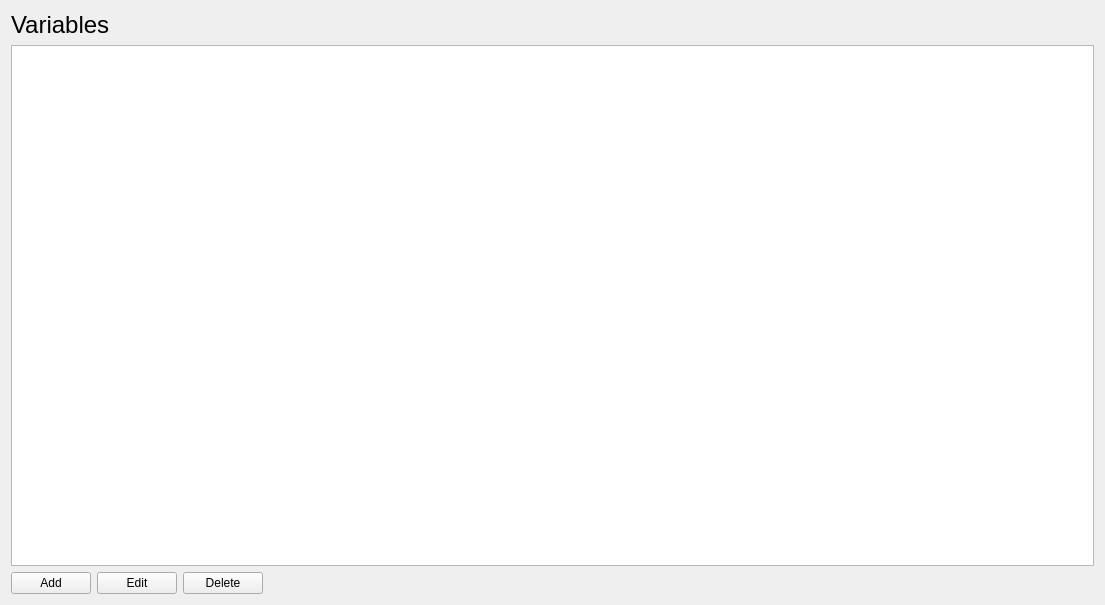
Above: glabels/ui/VariablesView.ui from jimevins/glabels-qt before the change. Below: the same form after it.
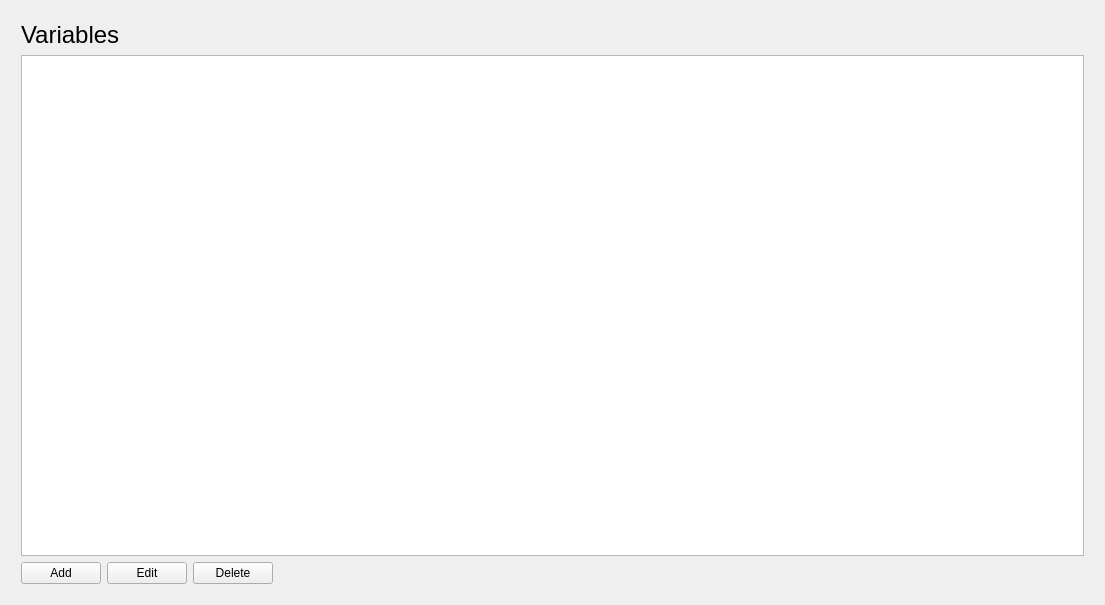
That is the form after the change.

Commit message: Reconciled margin of VariablesView with other views.

```diff
--- a/glabels/ui/VariablesView.ui
+++ b/glabels/ui/VariablesView.ui
@@ -14,6 +14,18 @@
    <string notr="true">Form</string>
   </property>
   <layout class="QGridLayout" name="gridLayout">
+   <property name="leftMargin">
+    <number>21</number>
+   </property>
+   <property name="topMargin">
+    <number>21</number>
+   </property>
+   <property name="rightMargin">
+    <number>21</number>
+   </property>
+   <property name="bottomMargin">
+    <number>21</number>
+   </property>
    <item row="0" column="0">
     <widget class="QLabel" name="titleLabel">
      <property name="sizePolicy">
```
